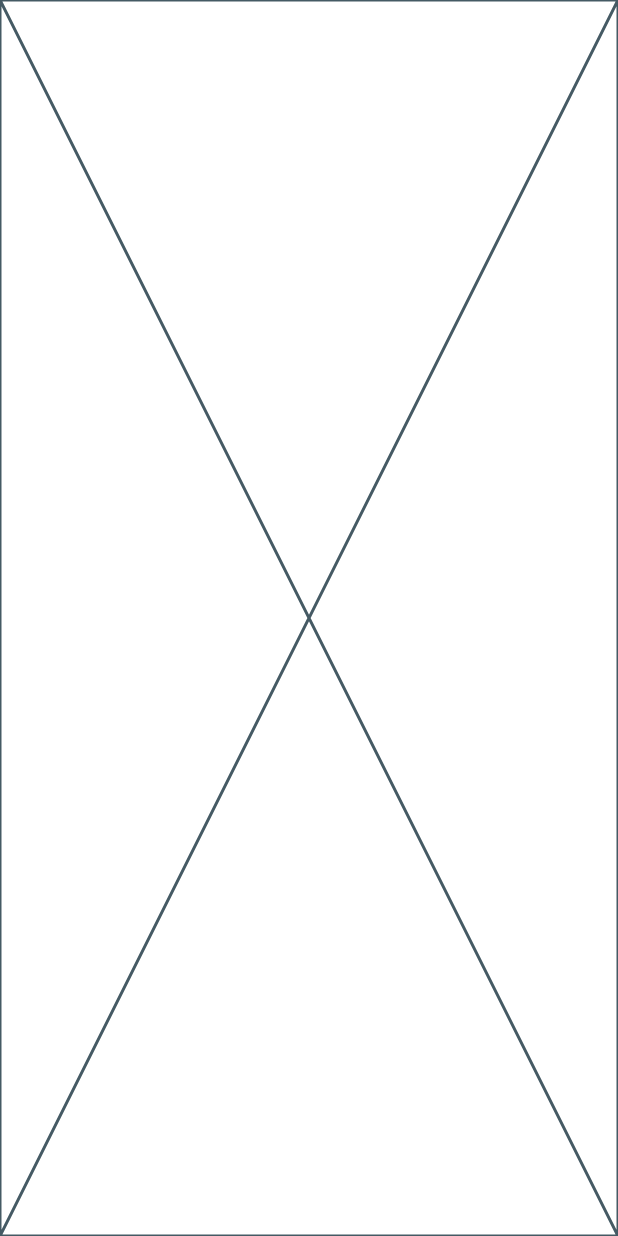
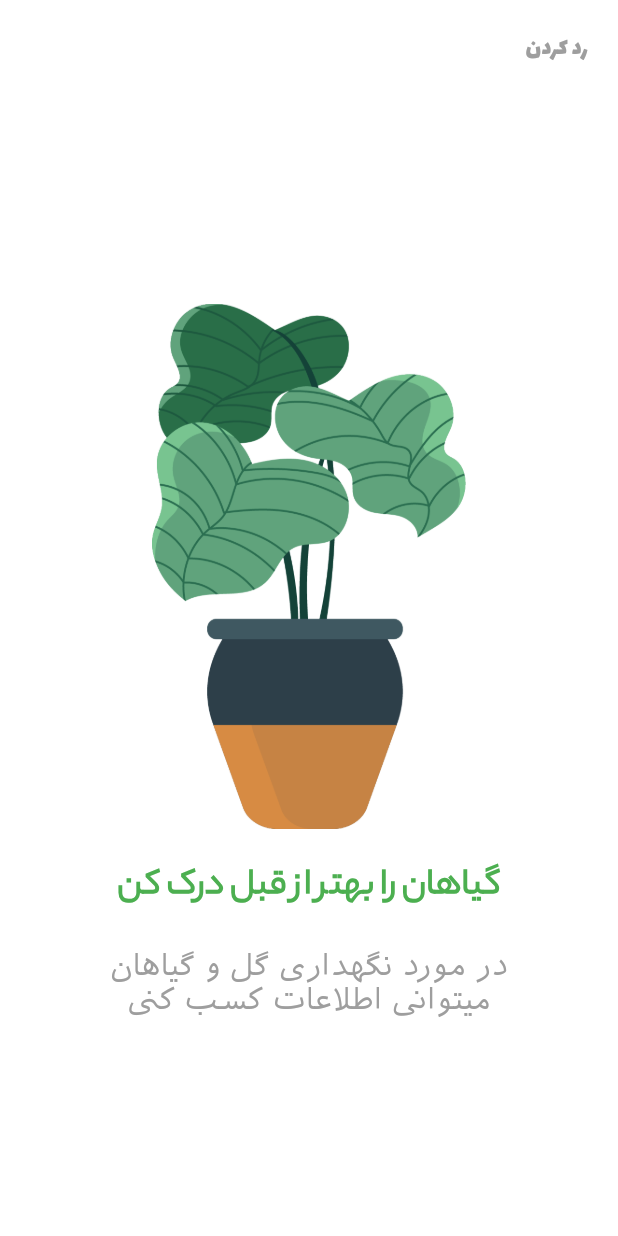
Before and after one commit to Mohammad3122/plant_app, a Flutter app: the screen it shows after launch, on a phone screen of 412 x 824 dp. Run offline on Flutter 3.47's test engine with Material 2 defaults, Android fonts, the light colour scheme and no system bars; Roboto replaces fonts that are missing (Lalezar).

Commit message:
edit home_page and constants

```diff
--- a/lib/const/constans.dart
+++ b/lib/const/constans.dart
@@ -6,7 +6,7 @@ class Constants {
 
   static String titleOne = "گیاهان را بهتر از قبل درک کن";
   static String descriptionOne =
-      "در مورد نگهداری گل و گیاهان میتوامی اطلاعات کسب کنی";
+      "در مورد نگهداری گل و گیاهان میتوانی اطلاعات کسب کنی";
   static String titleTwo = "با گیاهان جدید آشنا شو";
   static String descriptionTwo =
       "رز مشکی یا گل رز دوست داری؟ اینجا میتونی پیداش کنی";
--- a/lib/main.dart
+++ b/lib/main.dart
@@ -1,4 +1,5 @@
 import 'package:flutter/material.dart';
+import 'package:plant_app/screens/home_page.dart';
 
 void main() {
   runApp(const MyApp());
@@ -9,6 +10,10 @@ class MyApp extends StatelessWidget {
 
   @override
   Widget build(BuildContext context) {
-    return const Placeholder();
+    return const MaterialApp(
+      debugShowCheckedModeBanner: false,
+      title: 'Plant App',
+      home: HomePage(),
+    );
   }
 }
--- /dev/null
+++ b/lib/screens/home_page.dart
@@ -0,0 +1,88 @@
+import 'package:flutter/material.dart';
+
+import 'package:plant_app/const/constans.dart';
+
+class HomePage extends StatefulWidget {
+  const HomePage({super.key});
+
+  @override
+  State<HomePage> createState() => _HomePageState();
+}
+
+class _HomePageState extends State<HomePage> {
+  final PageController _pageController = PageController(initialPage: 0);
+  int currentIndex = 0;
+
+  @override
+  Widget build(BuildContext context) {
+    return Scaffold(
+      backgroundColor: Colors.white,
+      appBar: AppBar(
+        backgroundColor: Colors.white,
+        elevation: 0.0,
+        actions: [
+          Padding(
+            padding: const EdgeInsets.only(top: 20.0, right: 20.0),
+            child: InkWell(
+              onTap: () {},
+              child: const Text(
+                'رد کردن',
+                style: TextStyle(
+                  color: Colors.grey,
+                  fontFamily: 'Lalezar',
+                  fontSize: 16.0,
+                ),
+              ),
+            ),
+          ),
+        ],
+      ),
+      body: Stack(children: [
+        PageView(
+          onPageChanged: (int page) {
+            setState(() {
+              currentIndex = page;
+            });
+          },
+          controller: _pageController,
+          children: [
+            Padding(
+              padding: const EdgeInsets.only(left: 50.0, right: 50.0),
+              child: Column(
+                mainAxisAlignment: MainAxisAlignment.center,
+                children: [
+                  SizedBox(
+                    height: 350.0,
+                    child: Image.asset('assets/images/plant-one.png'),
+                  ),
+                  const SizedBox(height: 20.0),
+                  Text(
+                    Constants.titleOne,
+                    textAlign: TextAlign.center,
+                    style: TextStyle(
+                      fontFamily: 'YekanBakh',
+                      fontSize: 25.0,
+                      color: Constants.primaryColor,
+                      fontWeight: FontWeight.bold,
+                    ),
+                  ),
+                  const SizedBox(height: 20.0),
+                  Text(
+                    Constants.descriptionOne,
+                    textAlign: TextAlign.center,
+                    style: const TextStyle(
+                      fontFamily: 'iranSans',
+                      fontSize: 20.0,
+                      color: Colors.grey,
+                      fontWeight: FontWeight.w400,
+                    ),
+                  ),
+                ],
+              ),
+            )
+          ],
+        )
+      ]),
+    );
+  }
+}
```
